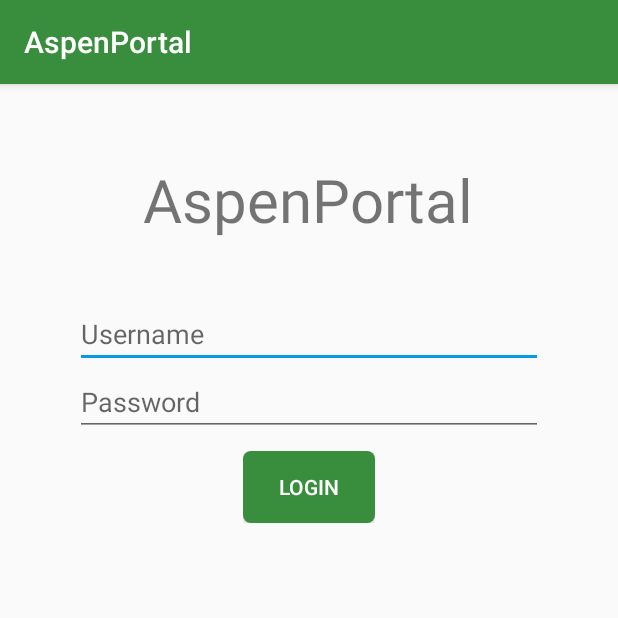
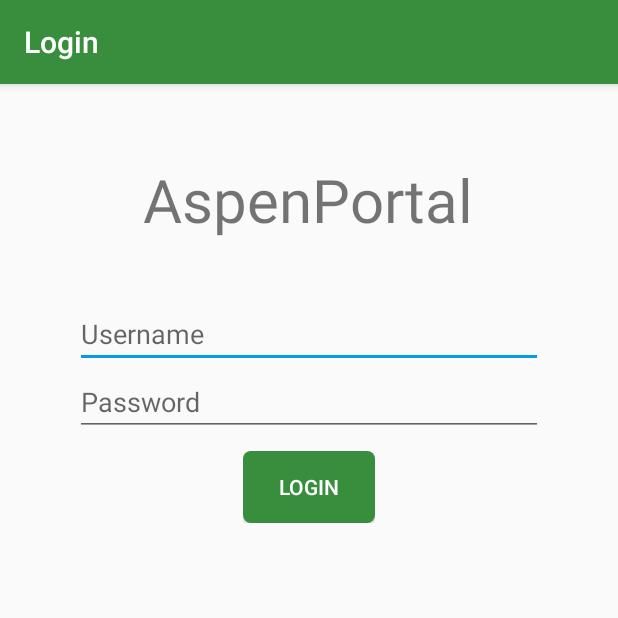
Before and after one commit to hstennes/AspenGrades, an Android app: the screen it shows after launch (MainActivity), on a phone screen of 412 x 824 dp, the top half of it. Run offline under Robolectric (Android 15) with nearby library versions, the phone set to English and light mode, and no system bars.

```diff
--- a/app/src/main/java/com/aspengrades/data/Assignment.java
+++ b/app/src/main/java/com/aspengrades/data/Assignment.java
@@ -16,7 +16,8 @@ public class Assignment {
 
     public Assignment(Element row){
         name = row.child(1).child(0).text();
-        score = row.child(7).child(0).text();
+        if(row.child(7).childNodeSize() == 1) score = row.child(8).child(0).text();
+        else score = row.child(7).child(0).text();
         category = row.child(4).text();
         dateAsgn = row.child(2).text();
         dateDue = row.child(3).text();
--- a/app/src/main/java/com/aspengrades/main/AssignmentsActivity.java
+++ b/app/src/main/java/com/aspengrades/main/AssignmentsActivity.java
@@ -6,6 +6,9 @@ import android.os.Bundle;
 import android.support.v7.app.AppCompatActivity;
 import android.support.v7.widget.LinearLayoutManager;
 import android.support.v7.widget.RecyclerView;
+import android.support.v7.widget.Toolbar;
+import android.view.Menu;
+import android.view.MenuInflater;
 import android.view.View;
 import android.widget.ProgressBar;
 
@@ -27,8 +30,11 @@ public class AssignmentsActivity extends AppCompatActivity implements ClassInfoL
     public void onCreate(Bundle savedInstanceState){
         setContentView(R.layout.activity_assignments);
         super.onCreate(savedInstanceState);
+        Toolbar toolbar = findViewById(R.id.toolbar);
+        setSupportActionBar(toolbar);
 
         Intent intent = getIntent();
+        getSupportActionBar().setTitle(intent.getStringExtra(getString(R.string.extra_class_description)));
         id = intent.getStringExtra(getString(R.string.extra_class_id));
         token = intent.getStringExtra(getString(R.string.extra_token));
         String[] keys = intent.getStringArrayExtra(getString(R.string.extra_cookie_keys));
--- a/app/src/main/java/com/aspengrades/main/MainActivity.java
+++ b/app/src/main/java/com/aspengrades/main/MainActivity.java
@@ -1,8 +1,11 @@
 package com.aspengrades.main;
 
+import android.content.Context;
 import android.content.Intent;
+import android.content.SharedPreferences;
 import android.support.v7.app.AppCompatActivity;
 import android.os.Bundle;
+import android.support.v7.widget.Toolbar;
 import android.view.View;
 import android.widget.Button;
 import android.widget.EditText;
@@ -18,11 +21,17 @@ public class MainActivity extends AppCompatActivity implements LoginListener {
 
     private Button buttonLogin;
     private ProgressBar progressBar;
+    private String username;
+    private String password;
 
     @Override
     protected void onCreate(Bundle savedInstanceState) {
         super.onCreate(savedInstanceState);
         setContentView(R.layout.activity_main);
+        Toolbar toolbar = findViewById(R.id.toolbar);
+        setSupportActionBar(toolbar);
+        getSupportActionBar().setTitle(R.string.toolbar_login);
+
         buttonLogin = findViewById(R.id.button_login);
         progressBar = findViewById(R.id.progress_circular);
         buttonLogin.setOnClickListener(new View.OnClickListener() {
@@ -34,6 +43,8 @@ public class MainActivity extends AppCompatActivity implements LoginListener {
                 buttonLogin.setVisibility(View.GONE);
                 progressBar.setVisibility(View.VISIBLE);
                 LoginManager.attemptLogin(MainActivity.this, username, password);
+                MainActivity.this.username = username;
+                MainActivity.this.password = password;
             }
         });
     }
@@ -41,6 +52,12 @@ public class MainActivity extends AppCompatActivity implements LoginListener {
     @Override
     public void onLoginSuccessful(Cookies cookies){
         System.out.println("Login successful");
+        SharedPreferences sharedPref = getSharedPreferences(getString(R.string.preference_file_key), Context.MODE_PRIVATE);
+        SharedPreferences.Editor editor = sharedPref.edit();
+        editor.putString(getString(R.string.saved_username_key), username);
+        editor.putString(getString(R.string.saved_password_key), password);
+        editor.apply();
+
         Intent intent = new Intent(MainActivity.this, ClassesActivity.class);
         intent.putExtra(getString(R.string.extra_cookie_keys), cookies.getKeys());
         intent.putExtra(getString(R.string.extra_cookie_values), cookies.getValues());
--- a/app/src/main/res/layout/activity_main.xml
+++ b/app/src/main/res/layout/activity_main.xml
@@ -1,12 +1,24 @@
 <?xml version="1.0" encoding="utf-8"?>
 <RelativeLayout xmlns:android="http://schemas.android.com/apk/res/android"
     xmlns:tools="http://schemas.android.com/tools"
+    xmlns:app="http://schemas.android.com/apk/res-auto"
     android:layout_width="match_parent"
     android:layout_height="match_parent"
     tools:context=".MainActivity">
 
+    <android.support.v7.widget.Toolbar
+        android:id="@+id/toolbar"
+        android:layout_width="match_parent"
+        android:layout_height="?attr/actionBarSize"
+        android:background="?attr/colorPrimary"
+        android:elevation="4dp"
+        app:titleTextColor="#FFFFFF"
+        android:theme="@style/ThemeOverlay.AppCompat.ActionBar"
+        app:popupTheme="@style/ThemeOverlay.AppCompat.Light"/>
+
     <TextView
         android:id="@+id/text_title"
+        android:layout_below="@id/toolbar"
         android:layout_width="wrap_content"
         android:layout_height="wrap_content"
         android:text="@string/app_name"
--- a/app/src/main/res/layout/card_category.xml
+++ b/app/src/main/res/layout/card_category.xml
@@ -16,6 +16,7 @@
             android:paddingStart="5dp"
             android:paddingEnd="5dp"
             android:paddingTop="3dp"
+            android:paddingBottom="3dp"
             android:background="@color/colorA"
             android:layout_marginBottom="5dp">
 
--- a/app/src/main/res/layout/fragment_term.xml
+++ b/app/src/main/res/layout/fragment_term.xml
@@ -26,7 +26,7 @@
 
             <Space
                 android:layout_width="wrap_content"
-                android:layout_height="100dp" />
+                android:layout_height="50dp" />
 
         </LinearLayout>
 
--- a/app/src/main/res/values/strings.xml
+++ b/app/src/main/res/values/strings.xml
@@ -1,5 +1,6 @@
 <resources>
     <string name="app_name">AspenPortal</string>
+    <string name="toolbar_login">Login</string>
     <string name="text_invalid_credentials">Invalid username or password</string>
     <string name="text_aspen_error">Aspen is not available</string>
     <string name="text_term">Term %1$s</string>
@@ -13,4 +14,9 @@
     <string name="extra_class_id">class id</string>
     <string name="extra_token">token</string>
     <string name="extra_term">term</string>
+    <string name="extra_class_description">description</string>
+    <string name="action_logout">logout</string>
+    <string name="preference_file_key">com.aspengrades.USERNAME_PASSWORD</string>
+    <string name="saved_username_key">username</string>
+    <string name="saved_password_key">password</string>
 </resources>
--- a/app/src/main/res/values/styles.xml
+++ b/app/src/main/res/values/styles.xml
@@ -1,7 +1,7 @@
 <resources>
 
     <!-- Base application theme. -->
-    <style name="AppTheme" parent="Theme.AppCompat.Light.DarkActionBar">
+    <style name="AppTheme" parent="Theme.AppCompat.Light.NoActionBar">
         <!-- Customize your theme here. -->
         <item name="colorPrimary">@color/colorPrimary</item>
         <item name="colorPrimaryDark">@color/colorPrimaryDark</item>
```
Also changed, not shown: app/src/main/java/com/aspengrades/main/CategoryAdapter.java (+13 -7 lines), app/src/main/java/com/aspengrades/main/ClassesActivity.java (+15 -0 lines), app/src/main/java/com/aspengrades/main/TermFragment.java (+10 -19 lines), app/src/main/java/com/aspengrades/util/ColorUtil.java (added, +21 -0 lines), app/src/main/res/layout/activity_assignments.xml (+15 -3 lines), app/src/main/res/layout/activity_classes.xml (+15 -3 lines), app/src/main/res/menu/menu_classes.xml (added, +11 -0 lines).
